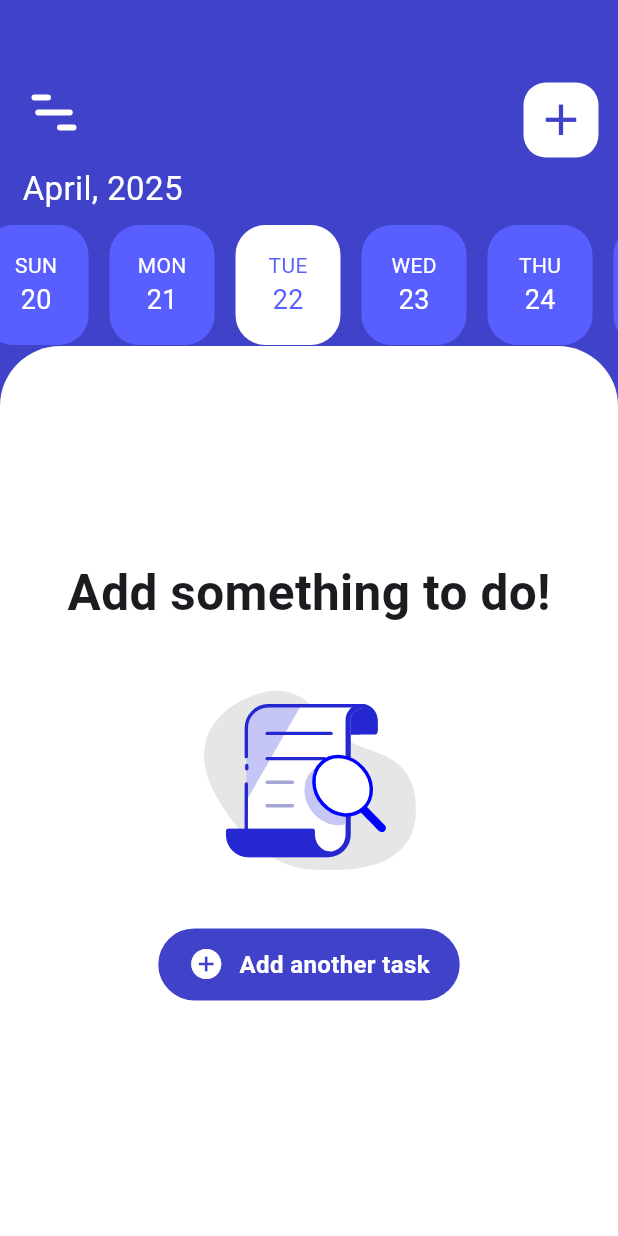
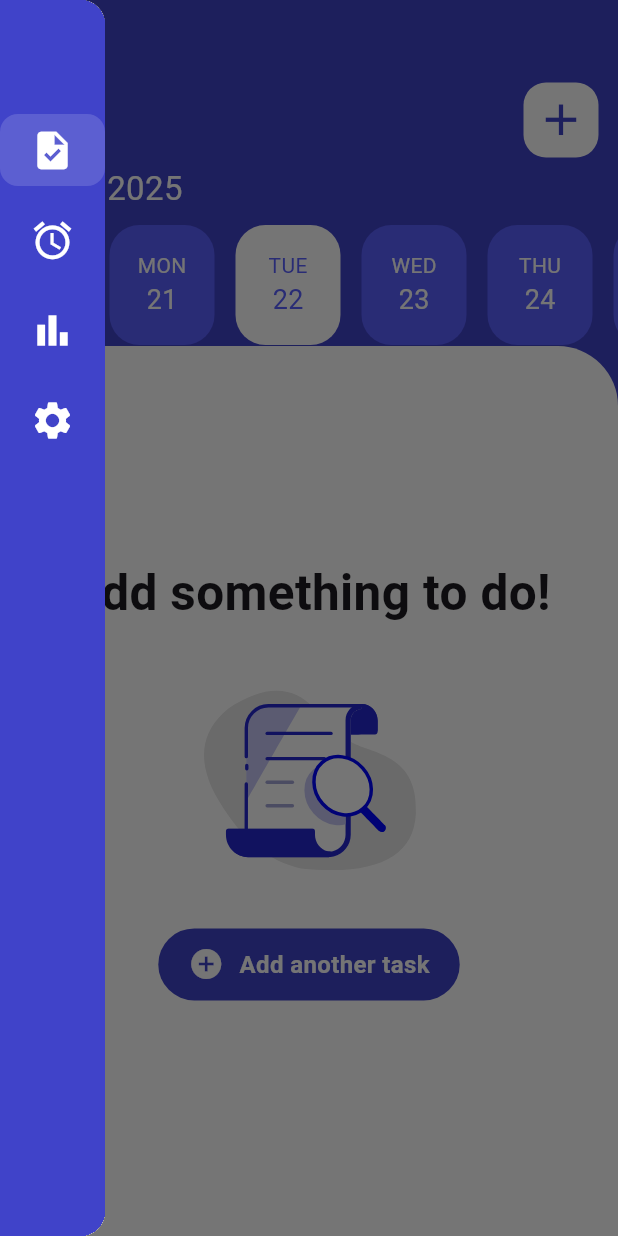
Before and after one commit to LocTime1/coursework, a Flutter app: the screen it shows after launch, with the side drawer open (before the commit the screen has no drawer), on a phone screen of 412 x 824 dp. Run offline on Flutter 3.47's test engine with Material 3 defaults, Android fonts, the phone set to English and light mode, and no system bars; our stand-ins replace auto_size_text, lottie, sqflite; accounts and stored records are empty.

Commit message:
добавил выдвигающееся меню

```diff
--- a/lib/main.dart
+++ b/lib/main.dart
@@ -1,4 +1,5 @@
 // ignore_for_file: prefer_const_constructors, use_key_in_widget_constructors, library_private_types_in_public_api
+
 import 'package:coursework/widgets/TasksScreen/anotherDatesWidget.dart';
 
 import 'addTaskSreen.dart';
@@ -66,7 +67,26 @@ class _HomeScreenState extends State<HomeScreen> {
               ),
             ),
           ),
-          Positioned(top: 45, left: 6, child: MenuButton()),
+          Positioned(
+            top: 45,
+            left: 6,
+            child: Builder(
+              builder: (context) => Material(
+                color: Colors.transparent,
+                child: InkWell(
+                  borderRadius: BorderRadius.circular(12),
+                  onTap: () {
+                    Scaffold.of(context).openDrawer();
+                  },
+                  child: Container(
+                    width: 60,
+                    height: 60,
+                    child: const MenuButton(),
+                  ),
+                ),
+              ),
+            ),
+          ),
           Positioned(
               top: 55,
               right: 13,
@@ -119,6 +139,53 @@ class _HomeScreenState extends State<HomeScreen> {
               )),
         ],
       ),
+      drawer: SizedBox(
+        width: 70,
+        child: Drawer(
+          child: Container(
+            color: Color(0xFF4043C9),
+            child: ListView(
+              padding: EdgeInsets.zero,
+              children: [
+                SizedBox(
+                  height: 70,
+                ),
+                _buildDrawerItem(Icons.task, isSelected: true),
+                _buildDrawerItem(
+                  Icons.alarm,
+                ),
+                _buildDrawerItem(
+                  Icons.bar_chart,
+                ),
+                _buildDrawerItem(
+                  Icons.settings,
+                ),
+              ],
+            ),
+          ),
+        ),
+      ),
+    );
+  }
+
+  Widget _buildDrawerItem(IconData icon, {bool isSelected = false}) {
+    return Padding(
+      padding: const EdgeInsets.symmetric(vertical: 6.0),
+      child: Container(
+        decoration: BoxDecoration(
+          color:
+              isSelected ? Colors.white.withOpacity(0.15) : Colors.transparent,
+          borderRadius: BorderRadius.circular(12),
+        ),
+        child: IconButton(
+          onPressed: () {},
+          icon: Icon(
+            icon,
+            size: 30,
+            color: Colors.white,
+          ),
+        ),
+      ),
     );
   }
 }
```
